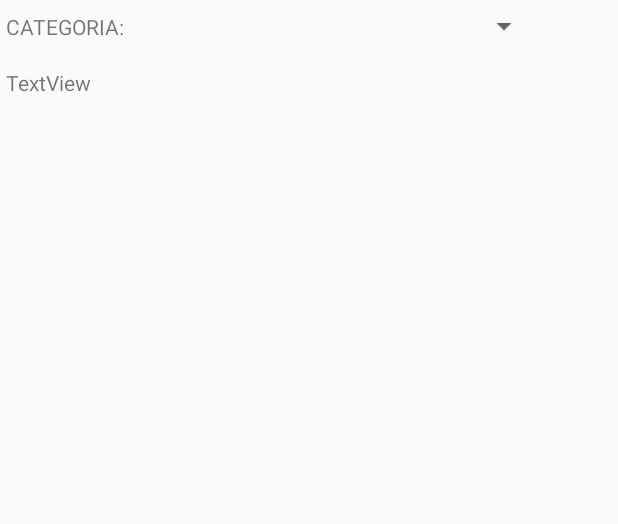
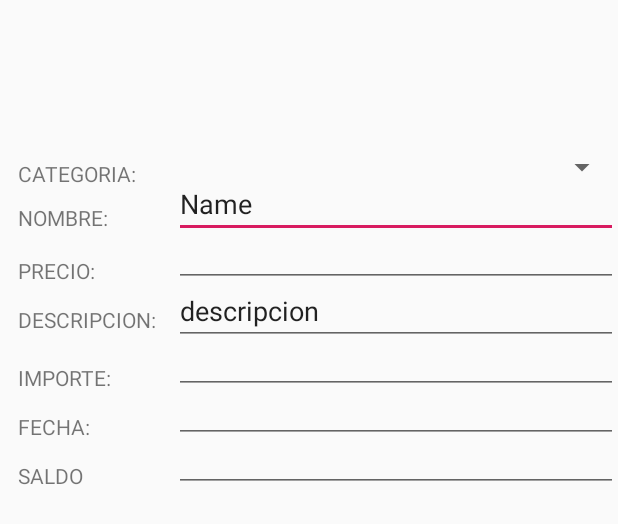
Before and after one commit to Azo2013Github/controlgastos, an Android app: the layout fragment_formulario.xml on its own in the app's theme, with its tools: preview values and no code run, on a phone screen of 412 x 824 dp. Shown: the top 524 px of the screen. Run offline under Robolectric (Android 15) with nearby library versions, the phone set to English and light mode, and no system bars.

Commit message:
creacion de la parte grafica

```diff
--- a/app/src/main/java/com/pgrsoft/controlgastos/activities/FormularioActivity.java
+++ b/app/src/main/java/com/pgrsoft/controlgastos/activities/FormularioActivity.java
@@ -48,17 +48,19 @@ public class FormularioActivity extends AppCompatActivity {
 
         List<Categoria> categorias = new ArrayList<>();
 
-        Categoria categoria1 = new Categoria(1L, "Carne");
-        Categoria categoria2 = new Categoria(2L, "Legumbre");
+        Categoria categoria1 = new Categoria(1L, "Carnes");
+        Categoria categoria2 = new Categoria(2L, "Legumbres");
         Categoria categoria3 = new Categoria(3L, "Bebida");
-        Categoria categoria4 = new Categoria(4L, "Fruta");
+        Categoria categoria4 = new Categoria(4L, "Frutas");
         Categoria categoria5 = new Categoria(5L, "Verduras");
+        Categoria categoria6 = new Categoria(6L, "Pescados");
 
         categorias.add(categoria1);
         categorias.add(categoria2);
         categorias.add(categoria3);
         categorias.add(categoria4);
         categorias.add(categoria5);
+        categorias.add(categoria6);
 
         String[] strNombres = new String[5];
         int i = 0;
--- a/app/src/main/java/com/pgrsoft/controlgastos/FormularioFragment.java
+++ b/app/src/main/java/com/pgrsoft/controlgastos/fragment/FormularioFragment.java
@@ -1,4 +1,4 @@
-package com.pgrsoft.controlgastos;
+package com.pgrsoft.controlgastos.fragment;
 
 
 import android.os.Bundle;
@@ -8,6 +8,8 @@ import androidx.fragment.app.Fragment;
 import android.view.LayoutInflater;
 import android.view.View;
 import android.view.ViewGroup;
+
+import com.pgrsoft.controlgastos.R;
 
 
 /**
--- a/app/src/main/java/com/pgrsoft/controlgastos/services/impl/MovimientoServicesImpl.java
+++ b/app/src/main/java/com/pgrsoft/controlgastos/services/impl/MovimientoServicesImpl.java
@@ -119,7 +119,6 @@ public class MovimientoServicesImpl implements MovimientoServices {
     @Override
     public Movimiento update(Movimiento movimiento) {
 
-
         return dataBaseHelper.updatingMovimiento(movimiento);
     }
 
--- a/app/src/main/res/layout/fragment_formulario.xml
+++ b/app/src/main/res/layout/fragment_formulario.xml
@@ -3,28 +3,126 @@
     xmlns:tools="http://schemas.android.com/tools"
     android:layout_width="match_parent"
     android:layout_height="match_parent"
+    android:layout_marginLeft="4dp"
+    android:layout_marginTop="14dp"
     android:orientation="vertical"
-    tools:context=".FormularioFragment" >
+    tools:context=".fragment.FormularioFragment">
 
     <TextView
         android:layout_width="wrap_content"
         android:layout_height="wrap_content"
-        android:layout_marginLeft="4dp"
-        android:layout_marginTop="8dp"
+        android:layout_marginLeft="8dp"
+        android:layout_marginTop="92dp"
         android:text="@string/categoria" />
 
     <Spinner
-        android:id="@+id/spinner2"
-        android:layout_width="248dp"
+        android:id="@+id/idCategoria"
+        android:layout_width="match_parent"
         android:layout_height="wrap_content"
         android:layout_marginLeft="112dp"
-        android:layout_marginTop="-22dp" />
+        android:layout_marginTop="-26dp" />
 
     <TextView
         android:id="@+id/textView7"
         android:layout_width="wrap_content"
         android:layout_height="wrap_content"
-        android:layout_marginLeft="4dp"
-        android:layout_marginTop="16dp"
-        android:text="TextView" />
+        android:layout_marginLeft="8dp"
+        android:layout_marginTop="12dp"
+        android:text="@string/nombre" />
+
+    <EditText
+        android:id="@+id/idNombre"
+        android:layout_width="match_parent"
+        android:layout_height="wrap_content"
+        android:layout_marginLeft="112dp"
+        android:layout_marginTop="-41dp"
+        android:ems="10"
+        android:inputType="textPersonName"
+        android:text="Name" />
+
+    <TextView
+        android:id="@+id/textView6"
+        android:layout_width="wrap_content"
+        android:layout_height="wrap_content"
+        android:layout_marginLeft="8dp"
+        android:layout_marginTop="12dp"
+        android:text="@string/precio" />
+
+    <EditText
+        android:id="@+id/idPrecio"
+        android:layout_width="match_parent"
+        android:layout_height="wrap_content"
+        android:layout_marginLeft="112dp"
+        android:layout_marginTop="-44dp"
+        android:ems="10"
+        android:inputType="numberDecimal" />
+
+    <TextView
+        android:id="@+id/textView8"
+        android:layout_width="wrap_content"
+        android:layout_height="wrap_content"
+        android:layout_marginLeft="8dp"
+        android:layout_marginTop="12dp"
+        android:text="@string/descripcion" />
+
+    <EditText
+        android:id="@+id/idDescripcion"
+        android:layout_width="match_parent"
+        android:layout_height="wrap_content"
+        android:layout_marginLeft="112dp"
+        android:layout_marginTop="-38dp"
+        android:ems="10"
+        android:inputType="textPersonName"
+        android:text="@string/placeholder" />
+
+    <TextView
+        android:id="@+id/textView9"
+        android:layout_width="wrap_content"
+        android:layout_height="wrap_content"
+        android:layout_marginLeft="8dp"
+        android:layout_marginTop="12dp"
+        android:text="@string/importe" />
+
+    <EditText
+        android:id="@+id/editText5"
+        android:layout_width="match_parent"
+        android:layout_height="wrap_content"
+        android:layout_marginLeft="112dp"
+        android:layout_marginTop="-44dp"
+        android:ems="10"
+        android:inputType="numberDecimal" />
+
+    <TextView
+        android:id="@+id/textView10"
+        android:layout_width="wrap_content"
+        android:layout_height="wrap_content"
+        android:layout_marginLeft="8dp"
+        android:layout_marginTop="12dp"
+        android:text="@string/fecha" />
+
+    <EditText
+        android:id="@+id/idFceha"
+        android:layout_width="match_parent"
+        android:layout_height="wrap_content"
+        android:layout_marginLeft="112dp"
+        android:layout_marginTop="-44dp"
+        android:ems="10"
+        android:inputType="date" />
+
+    <TextView
+        android:id="@+id/textView11"
+        android:layout_width="wrap_content"
+        android:layout_height="wrap_content"
+        android:layout_marginLeft="8dp"
+        android:layout_marginTop="12dp"
+        android:text="@string/saldo" />
+
+    <EditText
+        android:id="@+id/idSaldo"
+        android:layout_width="match_parent"
+        android:layout_height="wrap_content"
+        android:layout_marginLeft="112dp"
+        android:layout_marginTop="-44dp"
+        android:ems="10"
+        android:inputType="numberDecimal" />
 </LinearLayout>
--- a/app/src/main/res/values/strings.xml
+++ b/app/src/main/res/values/strings.xml
@@ -14,5 +14,6 @@
 
     <!-- TODO: Remove or change this placeholder text -->
     <string name="hello_blank_fragment">Hello blank fragment</string>
+    <string name="placeholder">descripcion</string>
 
 </resources>
```
